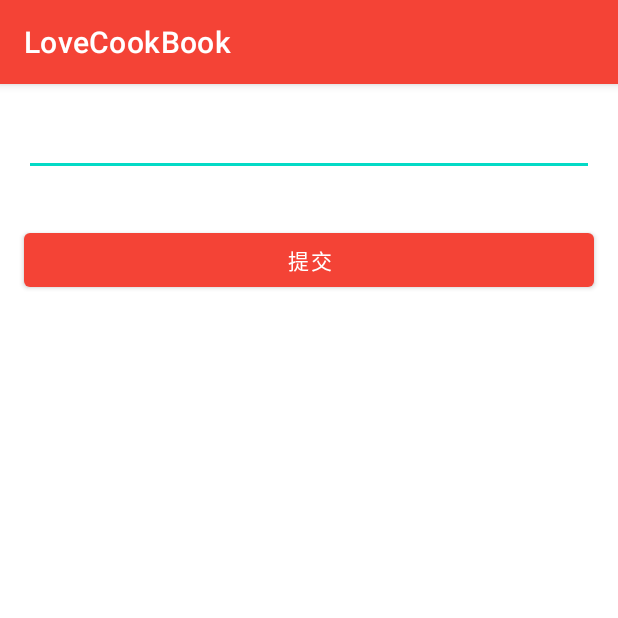
After one commit to boredream/LoveCookBookKt, an Android app: the TheDayDetailActivity screen opened directly, with no data from a screen before it, on a phone screen of 412 x 824 dp, the top half of it. The commit adds this screen. Run offline under Robolectric (Android 15) with nearby library versions, the phone set to English and light mode, and no system bars; our stand-ins replace Dagger/Hilt's generated code, data binding; libraries missing offline, so code that uses them is left out: com.blankj.utilcode; network calls fail; pictures from the network do not load; 3 statements that could not run were skipped.

Commit message:
the day detail

```diff
--- a/app/build.gradle
+++ b/app/build.gradle
@@ -3,6 +3,7 @@ plugins {
     id 'org.jetbrains.kotlin.android'
     id 'kotlin-kapt'
     id 'com.google.dagger.hilt.android'
+    id 'org.jetbrains.kotlin.plugin.parcelize'
 }
 
 android {
--- a/app/src/main/AndroidManifest.xml
+++ b/app/src/main/AndroidManifest.xml
@@ -31,6 +31,7 @@
         <activity
             android:name=".ui.main.MainActivity"
             android:exported="true" />
+        <activity android:name=".ui.thedaydetail.TheDayDetailActivity" />
     </application>
 
 </manifest>
--- a/app/src/main/java/com/boredream/lovebook/data/BaseEntity.kt
+++ b/app/src/main/java/com/boredream/lovebook/data/BaseEntity.kt
@@ -1,6 +1,10 @@
 package com.boredream.lovebook.data
 
-open class BaseEntity {
+import android.os.Parcelable
+import kotlinx.parcelize.Parcelize
+
+@Parcelize
+open class BaseEntity : Parcelable {
 
     open lateinit var id: String
 
--- /dev/null
+++ b/app/src/main/java/com/boredream/lovebook/listener/OnCall.kt
@@ -0,0 +1,5 @@
+package com.boredream.lovebook.listener
+
+interface OnCall<T> {
+    fun call(t: T)
+}
--- a/app/src/main/java/com/boredream/lovebook/ui/BaseFragment.kt
+++ b/app/src/main/java/com/boredream/lovebook/ui/BaseFragment.kt
@@ -10,6 +10,7 @@ import androidx.databinding.DataBindingUtil
 import androidx.databinding.ViewDataBinding
 import androidx.fragment.app.Fragment
 import androidx.lifecycle.ViewModelProvider
+import com.blankj.utilcode.util.ToastUtils
 import com.boredream.lovebook.BR
 
 
@@ -50,9 +51,8 @@ abstract class BaseFragment<VM: BaseViewModel, BD: ViewDataBinding>: Fragment()
         }
         viewModel.baseEvent.observe(viewLifecycleOwner) {
             when(it) {
-                is StartActivityLiveEvent<*> -> {
-                    startActivity(Intent(activity, it.activity))
-                }
+                is StartActivityLiveEvent<*> -> startActivity(Intent(activity, it.activity))
+                is ToastLiveEvent -> ToastUtils.showShort(it.toast)
             }
         }
 
--- a/app/src/main/java/com/boredream/lovebook/ui/BaseLiveEvent.kt
+++ b/app/src/main/java/com/boredream/lovebook/ui/BaseLiveEvent.kt
@@ -5,3 +5,9 @@ open class BaseLiveEvent
 data class StartActivityLiveEvent<T>(
     val activity: Class<T>
 ) : BaseLiveEvent()
+
+class FinishSelfActivityLiveEvent : BaseLiveEvent()
+
+data class ToastLiveEvent(
+    val toast: String
+) : BaseLiveEvent()
--- a/app/src/main/java/com/boredream/lovebook/ui/theday/TheDayViewModel.kt
+++ b/app/src/main/java/com/boredream/lovebook/ui/theday/TheDayViewModel.kt
@@ -13,7 +13,7 @@ import com.boredream.lovebook.data.repo.UserRepository
 import com.boredream.lovebook.ui.BaseUiState
 import com.boredream.lovebook.ui.BaseViewModel
 import com.boredream.lovebook.ui.StartActivityLiveEvent
-import com.boredream.lovebook.ui.login.LoginActivity
+import com.boredream.lovebook.ui.thedaydetail.TheDayDetailActivity
 import com.boredream.lovebook.vm.SingleLiveEvent
 import dagger.hilt.android.lifecycle.HiltViewModel
 import kotlinx.coroutines.Job
@@ -80,7 +80,7 @@ class TheDayViewModel @Inject constructor(
     }
 
     fun addTheDay() {
-        _baseEvent.value = StartActivityLiveEvent(LoginActivity::class.java)
+        _baseEvent.value = StartActivityLiveEvent(TheDayDetailActivity::class.java)
     }
 
     fun loadTheDayList() {
--- /dev/null
+++ b/app/src/main/java/com/boredream/lovebook/ui/thedaydetail/TheDayDetailActivity.kt
@@ -0,0 +1,34 @@
+package com.boredream.lovebook.ui.thedaydetail
+
+import android.os.Bundle
+import com.boredream.lovebook.R
+import com.boredream.lovebook.data.TheDay
+import com.boredream.lovebook.data.constant.BundleKey
+import com.boredream.lovebook.databinding.ActivityLoginBinding
+import com.boredream.lovebook.ui.BaseActivity
+import dagger.hilt.android.AndroidEntryPoint
+
+
+@AndroidEntryPoint
+class TheDayDetailActivity : BaseActivity<TheDayDetailViewModel, ActivityLoginBinding>() {
+
+    override fun getLayoutId() = R.layout.activity_the_day_detail
+
+    override fun getViewModelClass() = TheDayDetailViewModel::class.java
+
+    private var theDay: TheDay? = null
+
+    override fun onCreate(savedInstanceState: Bundle?) {
+        super.onCreate(savedInstanceState)
+
+        intent.extras?.let {
+            theDay = it.getParcelable(BundleKey.DATA)
+        }
+
+        viewModel.uiState.observe(this@TheDayDetailActivity) {
+
+        }
+        viewModel.load(theDay)
+    }
+
+}
--- /dev/null
+++ b/app/src/main/java/com/boredream/lovebook/ui/thedaydetail/TheDayDetailViewModel.kt
@@ -0,0 +1,66 @@
+package com.boredream.lovebook.ui.thedaydetail
+
+import android.util.Log
+import androidx.lifecycle.LiveData
+import androidx.lifecycle.MutableLiveData
+import androidx.lifecycle.viewModelScope
+import com.boredream.lovebook.data.ResponseEntity
+import com.boredream.lovebook.data.TheDay
+import com.boredream.lovebook.data.repo.TheDayRepository
+import com.boredream.lovebook.ui.BaseUiState
+import com.boredream.lovebook.ui.BaseViewModel
+import com.boredream.lovebook.vm.SingleLiveEvent
+import dagger.hilt.android.lifecycle.HiltViewModel
+import kotlinx.coroutines.Job
+import kotlinx.coroutines.launch
+import javax.inject.Inject
+
+
+@HiltViewModel
+class TheDayDetailViewModel @Inject constructor(
+    private val repository: TheDayRepository
+) : BaseViewModel() {
+
+    private var fetchJob: Job? = null
+
+    private val _uiState = MutableLiveData<TheDayDetailUiState>()
+    val uiState: LiveData<TheDayDetailUiState> = _uiState
+
+    private val _showPickDayState = SingleLiveEvent<Boolean>()
+    val showPickDayState: LiveData<Boolean> = _showPickDayState
+
+    fun load(theDay: TheDay?) {
+        if (theDay == null) return
+
+        // TODO: 初始化数据
+        _uiState.value = TheDayDetailUiState(theDay.name, theDay.theDayDate)
+    }
+
+    fun commit() {
+        Log.i("DDD", "login")
+        _baseUiState.value = BaseUiState(showLoading = true)
+
+        // TODO: validate
+        val theDay = TheDay()
+
+        fetchJob?.cancel()
+        fetchJob = viewModelScope.launch {
+            val response = repository.add(theDay)
+            _baseUiState.value = BaseUiState(showLoading = false)
+
+            if (response.isSuccess()) {
+                // TODO: success
+            } else {
+                requestError(response)
+            }
+        }
+    }
+
+    /**
+     * 请求失败
+     */
+    private fun <T> requestError(response: ResponseEntity<T>) {
+
+    }
+
+}
--- /dev/null
+++ b/app/src/main/java/com/boredream/lovebook/view/DateInputView.kt
@@ -0,0 +1,77 @@
+package com.boredream.lovebook.view
+
+import android.app.DatePickerDialog
+import android.content.Context
+import android.os.Build
+import android.util.AttributeSet
+import android.view.LayoutInflater
+import android.widget.DatePicker
+import android.widget.LinearLayout
+import androidx.annotation.RequiresApi
+import androidx.databinding.DataBindingUtil
+import com.boredream.lovebook.R
+import com.boredream.lovebook.databinding.ViewDateInputBinding
+import com.boredream.lovebook.listener.OnCall
+
+@RequiresApi(Build.VERSION_CODES.N)
+class DateInputView : LinearLayout, DatePickerDialog.OnDateSetListener {
+
+    private lateinit var dataBinding: ViewDateInputBinding
+    private lateinit var dialog: DatePickerDialog
+
+    constructor(context: Context?) : super(context) {
+        initView()
+    }
+
+    constructor(context: Context?, attrs: AttributeSet?) : super(context, attrs) {
+        initView()
+    }
+
+    constructor(context: Context?, attrs: AttributeSet?, defStyleAttr: Int) : super(
+        context,
+        attrs,
+        defStyleAttr
+    ) {
+        initView()
+    }
+
+    init {
+        print("init")
+    }
+
+    private fun initView() {
+        print("initView")
+        dataBinding = DataBindingUtil.inflate(
+            LayoutInflater.from(context),
+            R.layout.view_date_input,
+            this,
+            true)
+
+        dialog = DatePickerDialog(context)
+        dialog.setOnDateSetListener(this)
+
+        dataBinding.root.setOnClickListener {
+            showDatePickDialog()
+        }
+    }
+
+    fun setDate(date: String?) {
+        dataBinding.tvContent.text = date
+        onDateSelectListener?.call(date)
+    }
+
+    private fun showDatePickDialog() {
+        dialog.show()
+    }
+
+    override fun onDateSet(view: DatePicker?, year: Int, month: Int, dayOfMonth: Int) {
+        setDate(String.format("%d-%d-%d", year, month, dayOfMonth))
+    }
+
+    private var onDateSelectListener: OnCall<String?>? = null
+
+    fun setOnDateSelectListener(onDateSelectListener: OnCall<String?>) {
+        this.onDateSelectListener = onDateSelectListener
+    }
+
+}
--- /dev/null
+++ b/app/src/main/res/layout/activity_the_day_detail.xml
@@ -0,0 +1,48 @@
+<?xml version="1.0" encoding="utf-8"?>
+<layout xmlns:android="http://schemas.android.com/apk/res/android"
+    xmlns:app="http://schemas.android.com/apk/res-auto"
+    xmlns:tools="http://schemas.android.com/tools">
+
+    <data>
+
+        <variable
+            name="vm"
+            type="com.boredream.lovebook.ui.thedaydetail.TheDayDetailViewModel" />
+    </data>
+
+    <androidx.constraintlayout.widget.ConstraintLayout
+        android:layout_width="match_parent"
+        android:layout_height="match_parent" >
+
+        <EditText
+            android:id="@+id/et_name"
+            android:layout_width="match_parent"
+            android:layout_height="wrap_content"
+            android:layout_margin="16dp"
+            android:text="@{vm.uiState.name}"
+            app:layout_constraintLeft_toLeftOf="parent"
+            app:layout_constraintRight_toRightOf="parent"
+            app:layout_constraintTop_toTopOf="parent" />
+
+        <com.boredream.lovebook.view.DateInputView
+            android:id="@+id/div_date"
+            android:layout_width="match_parent"
+            android:layout_height="wrap_content"
+            android:layout_margin="16dp"
+            app:layout_constraintLeft_toLeftOf="parent"
+            app:layout_constraintRight_toRightOf="parent"
+            app:layout_constraintTop_toBottomOf="@+id/et_name" />
+
+        <Button
+            android:id="@+id/btn_commit"
+            android:layout_width="match_parent"
+            android:layout_height="wrap_content"
+            android:layout_margin="16dp"
+            android:onClick="@{() -> vm.commit()}"
+            android:text="提交"
+            app:layout_constraintLeft_toLeftOf="parent"
+            app:layout_constraintRight_toRightOf="parent"
+            app:layout_constraintTop_toBottomOf="@+id/div_date" />
+
+    </androidx.constraintlayout.widget.ConstraintLayout>
+</layout>
--- a/build.gradle
+++ b/build.gradle
@@ -4,4 +4,5 @@ plugins {
     id 'com.android.library' version '7.3.0' apply false
     id 'org.jetbrains.kotlin.android' version '1.7.10' apply false
     id 'com.google.dagger.hilt.android' version '2.44' apply false
+    id 'org.jetbrains.kotlin.plugin.parcelize' version '1.6.0-M1' apply false
 }
```
Also changed, not shown: app/src/main/java/com/boredream/lovebook/data/constant/BundleKey.kt (added, +7 -0 lines), app/src/main/java/com/boredream/lovebook/ui/BaseActivity.kt (+13 -0 lines), app/src/main/java/com/boredream/lovebook/ui/thedaydetail/TheDayDetailUiState.kt (added, +9 -0 lines), app/src/main/res/drawable/ic_baseline_chevron_right_24.xml (added, +10 -0 lines), app/src/main/res/layout/view_date_input.xml (added, +39 -0 lines).
